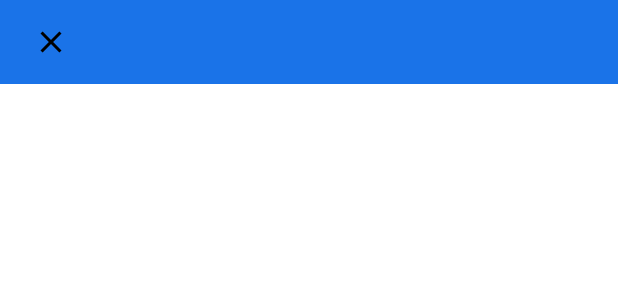
After one commit to abd99/Med-Dose, an Android app: the layout add_medicine_dialog.xml on its own in the app's theme, with its tools: preview values and no code run, on a phone screen of 412 x 824 dp. The commit adds this screen. Shown: the top 300 px of the screen. Run offline under Robolectric (Android 15) with nearby library versions, the phone set to English and light mode, and no system bars; Roboto replaces fonts that are not available here.

Commit message:
Add DialogFragment for adding new medicine

```diff
--- a/app/build.gradle
+++ b/app/build.gradle
@@ -18,6 +18,10 @@ android {
             proguardFiles getDefaultProguardFile('proguard-android-optimize.txt'), 'proguard-rules.pro'
         }
     }
+    compileOptions {
+        sourceCompatibility = 1.8
+        targetCompatibility = 1.8
+    }
 }
 
 dependencies {
--- /dev/null
+++ b/app/src/main/res/drawable/ic_close_black_24dp.xml
@@ -0,0 +1,9 @@
+<vector xmlns:android="http://schemas.android.com/apk/res/android"
+        android:width="24dp"
+        android:height="24dp"
+        android:viewportWidth="24.0"
+        android:viewportHeight="24.0">
+    <path
+        android:fillColor="#FF000000"
+        android:pathData="M19,6.41L17.59,5 12,10.59 6.41,5 5,6.41 10.59,12 5,17.59 6.41,19 12,13.41 17.59,19 19,17.59 13.41,12z"/>
+</vector>
--- /dev/null
+++ b/app/src/main/res/layout/add_medicine_dialog.xml
@@ -0,0 +1,33 @@
+<?xml version="1.0" encoding="utf-8"?>
+<androidx.coordinatorlayout.widget.CoordinatorLayout xmlns:android="http://schemas.android.com/apk/res/android"
+    xmlns:app="http://schemas.android.com/apk/res-auto"
+    android:layout_width="match_parent"
+    android:layout_height="match_parent">
+
+    <com.google.android.material.appbar.AppBarLayout
+        android:layout_width="match_parent"
+        android:layout_height="wrap_content"
+        app:elevation="0dp">
+
+        <com.google.android.material.appbar.MaterialToolbar
+            android:id="@+id/toolbar"
+            android:layout_width="match_parent"
+            android:layout_height="?attr/actionBarSize"
+            android:paddingEnd="16dp"
+            android:paddingStart="6dp"
+            app:contentInsetStartWithNavigation="0dp"
+            app:navigationIcon="@drawable/ic_close_black_24dp"
+            android:theme="@style/ThemeOverlay.AppCompat.ActionBar"
+            app:popupTheme="@style/ThemeOverlay.AppCompat.Light" />
+
+    </com.google.android.material.appbar.AppBarLayout>
+
+    <FrameLayout
+        android:layout_width="match_parent"
+        android:layout_height="match_parent"
+        app:layout_behavior="@string/appbar_scrolling_view_behavior">
+
+
+    </FrameLayout>
+
+</androidx.coordinatorlayout.widget.CoordinatorLayout>
```
Also changed, not shown: app/src/main/java/com/abdsoft/med_dose/ui/home/AddDialog.java (added, +70 -0 lines), app/src/main/java/com/abdsoft/med_dose/ui/home/HomeFragment.java (+5 -3 lines), app/src/main/res/anim/slide_down.xml (added, +8 -0 lines), app/src/main/res/anim/slide_up.xml (added, +8 -0 lines), app/src/main/res/menu/add_dialog.xml (added, +8 -0 lines), app/src/main/res/values/themes.xml (+19 -0 lines).
